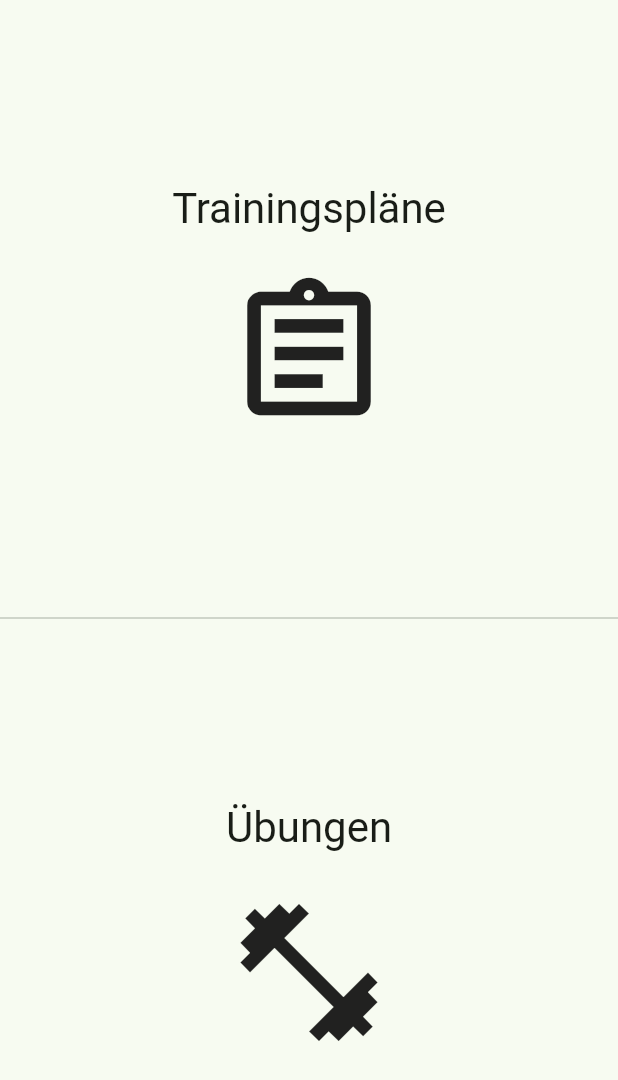
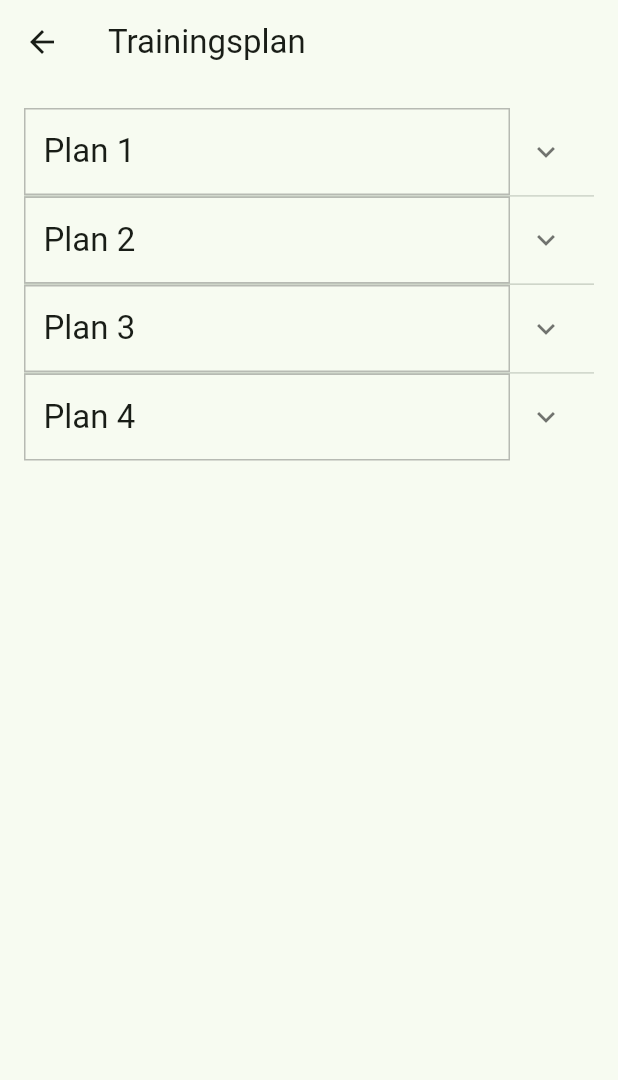
Before and after one commit to christophfroehlichh/Fitguide, a Flutter app: the TrainingPlannerScreen widget shown alone on an empty page, opened directly, after a tap on "Trainingspläne", on a phone screen of 412 x 824 dp. Shown: the top 1080 px of the screen. Run offline on Flutter 3.47's test engine with Material 3 defaults, Android fonts, the phone set to English and light mode, and no system bars.

Commit message:
Added trainingsplan screen with dummy variables

```diff
--- /dev/null
+++ b/lib/features/training_planner/plan_builder/models/training_plan.dart
@@ -0,0 +1,11 @@
+class TrainingPlan {
+  final String id;
+  final String name;
+  final List<String> exercises;
+
+  const TrainingPlan({
+    required this.id,
+    required this.name,
+    required this.exercises,
+  });
+}
--- a/lib/features/training_planner/plan_builder/plan_builder_screen.dart
+++ b/lib/features/training_planner/plan_builder/plan_builder_screen.dart
@@ -0,0 +1,113 @@
+import 'package:flutter/material.dart';
+import 'models/training_plan.dart';
+
+class PlanBuilderScreen extends StatelessWidget {
+  const PlanBuilderScreen({super.key});
+
+  static final List<TrainingPlan> _plans = [
+    const TrainingPlan(
+      id: 'p1',
+      name: 'Plan 1',
+      exercises: ['Übung 1', 'Übung 2', 'Übung 3'],
+    ),
+    const TrainingPlan(
+      id: 'p2',
+      name: 'Plan 2',
+      exercises: ['Übung A', 'Übung B'],
+    ),
+    const TrainingPlan(id: 'p3', name: 'Plan 3', exercises: ['Übung X']),
+    const TrainingPlan(
+      id: 'p4',
+      name: 'Plan 4',
+      exercises: ['Übung Y', 'Übung Z'],
+    ),
+  ];
+
+  @override
+  Widget build(BuildContext context) {
+    return Scaffold(
+      appBar: AppBar(
+        title: const Text('Trainingsplan'),
+        leading: IconButton(
+          icon: const Icon(Icons.arrow_back),
+          onPressed: () => Navigator.pop(context),
+        ),
+      ),
+      body: SingleChildScrollView(
+        padding: const EdgeInsets.all(16),
+        child: _PlansAccordion(plans: _plans),
+      ),
+    );
+  }
+}
+
+class _PlansAccordion extends StatefulWidget {
+  final List<TrainingPlan> plans;
+  const _PlansAccordion({required this.plans});
+
+  @override
+  State<_PlansAccordion> createState() => _PlansAccordionState();
+}
+
+class _PlansAccordionState extends State<_PlansAccordion> {
+  // ExpansionPanelList.radio verwaltet “nur eins offen” selbst,
+  // aber wir nutzen isExpanded aus headerBuilder fürs grüne Highlight.
+
+  @override
+  Widget build(BuildContext context) {
+    return ExpansionPanelList.radio(
+      elevation: 0,
+      expandedHeaderPadding: EdgeInsets.zero,
+      children: widget.plans.map((plan) {
+        return ExpansionPanelRadio(
+          value: plan.id,
+          canTapOnHeader: true,
+          headerBuilder: (context, isExpanded) {
+            return Container(
+              width: double.infinity,
+              padding: const EdgeInsets.symmetric(horizontal: 12, vertical: 14),
+              decoration: BoxDecoration(
+                color: isExpanded ? Colors.green.withOpacity(0.25) : null,
+                border: Border.all(color: Colors.black26),
+              ),
+              child: Text(
+                plan.name,
+                style: Theme.of(context).textTheme.titleLarge,
+              ),
+            );
+          },
+          body: Container(
+            width: double.infinity,
+            decoration: BoxDecoration(
+              border: Border(
+                left: BorderSide(color: Colors.black26),
+                right: BorderSide(color: Colors.black26),
+                bottom: BorderSide(color: Colors.black26),
+              ),
+            ),
+            child: Column(
+              children: [for (final ex in plan.exercises) _RowLine(text: ex)],
+            ),
+          ),
+        );
+      }).toList(),
+    );
+  }
+}
+
+class _RowLine extends StatelessWidget {
+  final String text;
+  const _RowLine({required this.text});
+
+  @override
+  Widget build(BuildContext context) {
+    return Container(
+      alignment: Alignment.centerLeft,
+      padding: const EdgeInsets.symmetric(horizontal: 12, vertical: 14),
+      decoration: const BoxDecoration(
+        border: Border(top: BorderSide(color: Colors.black26)),
+      ),
+      child: Text(text, style: Theme.of(context).textTheme.titleLarge),
+    );
+  }
+}
--- a/lib/features/training_planner/training_planner_screen.dart
+++ b/lib/features/training_planner/training_planner_screen.dart
@@ -1,5 +1,6 @@
 import 'package:flutter/material.dart';
 import 'widgets/big_action_tile.dart';
+import 'plan_builder/plan_builder_screen.dart';
 
 class TrainingPlannerScreen extends StatelessWidget {
   const TrainingPlannerScreen({super.key});
@@ -12,7 +13,12 @@ class TrainingPlannerScreen extends StatelessWidget {
           child: BigActionTile(
             title: 'Trainingspläne',
             icon: Icons.assignment_outlined,
-            onTap: () {}, // später Navigation
+            onTap: () {
+              Navigator.push(
+                context,
+                MaterialPageRoute(builder: (_) => const PlanBuilderScreen()),
+              );
+            },
           ),
         ),
         const Divider(height: 1),
```
